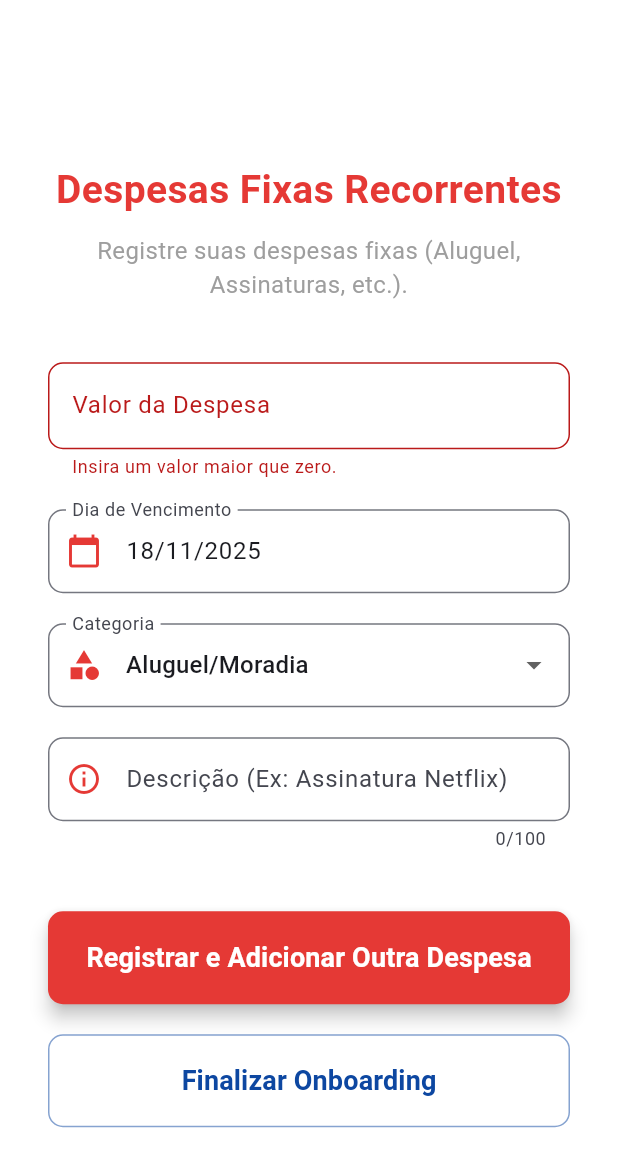
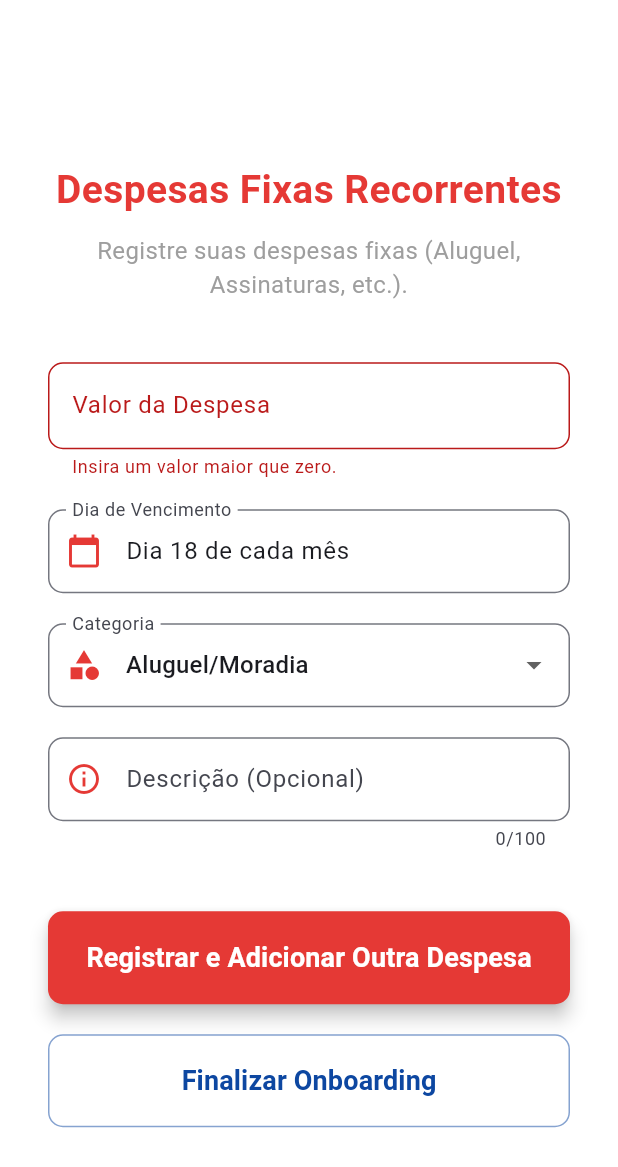
Before and after one commit to ChristianSRocha/horizon_finance, a Flutter app: the DespesasFixasScreen screen opened by its route, after a tap on "Registrar e Adicionar Outra Despesa", on a phone screen of 412 x 824 dp. Shown: the top 1167 px of the screen. Run offline on Flutter 3.47's test engine with Material 3 defaults, Android fonts, the phone set to English and light mode, and no system bars; our stand-ins replace email_validator, fl_chart, flutter_riverpod, freezed_annotation, go_router, supabase_flutter; accounts and stored records are empty.

Commit message:
FEAT: Integrando despesa fixa no onboarding com o backend

```diff
--- a/lib/screens/auth/despesas_fixas_screen.dart
+++ b/lib/screens/auth/despesas_fixas_screen.dart
@@ -24,7 +24,7 @@ class _DespesasFixasScreenState extends ConsumerState<DespesasFixasScreen> {
   final Color _color = const Color(0xFFE53935); // Vermelho para Despesa Fixa
 
   // ESTADOS
-  DateTime _selectedDate = DateTime.now();
+  int _selectedDay = DateTime.now().day; // Armazena apenas o DIA do mês
   int _selectedCategoryId = 6;
   String _selectedCategoryName = 'Aluguel/Moradia';
 
@@ -60,7 +60,6 @@ class _DespesasFixasScreenState extends ConsumerState<DespesasFixasScreen> {
     return double.tryParse(cleanValue) ?? 0.0;
   }
 
-  // CORREÇÃO APLICADA: Função de formatação para remover zeros à esquerda
   String _formatValue(String text) {
     String cleanText = text.replaceAll(RegExp(r'[^\d]'), '');
 
@@ -73,7 +72,7 @@ class _DespesasFixasScreenState extends ConsumerState<DespesasFixasScreen> {
     String integerPart = cleanText.substring(0, cleanText.length - 2);
     String fractionalPart = cleanText.substring(cleanText.length - 2);
 
-    // CORREÇÃO CHAVE: Remove zeros à esquerda (ex: "001" -> "1")
+    // Remove zeros à esquerda (ex: "001" -> "1")
     integerPart = BigInt.parse(integerPart).toString();
 
     if (integerPart.length > 3) {
@@ -91,48 +90,92 @@ class _DespesasFixasScreenState extends ConsumerState<DespesasFixasScreen> {
     if (!_formKey.currentState!.validate()) return;
 
     final valor = _parseValue(_valueController.text);
-    if (valor <= 0) return;
+    if (valor <= 0) {
+      ScaffoldMessenger.of(context).showSnackBar(
+        const SnackBar(
+          content: Text('Insira um valor válido maior que zero.'),
+          backgroundColor: Colors.orange,
+        ),
+      );
+      return;
+    }
 
     setState(() => _isLoading = true);
 
     try {
       final transactionService = ref.read(TransactionServiceProvider);
 
+      // Descrição: usa a digitada ou o nome da categoria
+      final descricao = _descriptionController.text.trim().isEmpty
+          ? _expenseCategories[_selectedCategoryId]!
+          : _descriptionController.text.trim();
+
+      developer.log(
+        'Salvando despesa fixa - Valor: R\$ ${valor.toStringAsFixed(2)}, Dia: $_selectedDay',
+        name: 'DespesasFixasScreen',
+      );
+
       await transactionService.addTransaction(
-        descricao: _descriptionController.text.isEmpty
-            ? 'Despesa Fixa'
-            : _descriptionController.text,
+        descricao: descricao,
         tipo: TransactionType.despesa,
         valor: valor,
         categoriaId: _selectedCategoryId,
         fixedTransaction: true,
-        diaDoMes: _selectedDate.day,
-        data: _selectedDate,
+        diaDoMes: _selectedDay, //
       );
 
       if (mounted) {
+        // Limpa os campos após salvar
         _valueController.clear();
         _descriptionController.clear();
+
+        // Reseta para valores padrão
         setState(() {
           _selectedCategoryName = 'Aluguel/Moradia';
           _selectedCategoryId = 6;
-          _selectedDate = DateTime.now();
+          _selectedDay = DateTime.now().day;
         });
 
         ScaffoldMessenger.of(context).showSnackBar(
           SnackBar(
             content: Text(
-                'Despesa "${_expenseCategories[_selectedCategoryId]}" salva! Adicione outra se necessário.'),
+              'Despesa "$descricao" salva com sucesso! (Dia $_selectedDay)',
+            ),
             backgroundColor: Colors.green,
+            duration: const Duration(seconds: 2),
+          ),
+        );
+      }
+    } on Exception catch (e) {
+      developer.log(
+        'Erro ao salvar despesa fixa: ${e.toString()}',
+        name: 'DespesasFixasScreen',
+        error: e,
+      );
+
+      if (mounted) {
+        ScaffoldMessenger.of(context).showSnackBar(
+          SnackBar(
+            content: Text('Erro ao salvar: ${e.toString()}'),
+            backgroundColor: Colors.red,
+            duration: const Duration(seconds: 3),
           ),
         );
       }
     } catch (e) {
+      developer.log(
+        'Erro inesperado: ${e.toString()}',
+        name: 'DespesasFixasScreen',
+        error: e,
+      );
+
       if (mounted) {
         ScaffoldMessenger.of(context).showSnackBar(
-          SnackBar(
-              content: Text('Erro ao salvar: ${e.toString()}'),
-              backgroundColor: Colors.red),
+          const SnackBar(
+            content: Text('Erro inesperado ao salvar. Tente novamente.'),
+            backgroundColor: Colors.red,
+            duration: Duration(seconds: 3),
+          ),
         );
       }
     } finally {
@@ -142,16 +185,60 @@ class _DespesasFixasScreenState extends ConsumerState<DespesasFixasScreen> {
 
   Future<void> _finishOnboarding() async {
     setState(() => _isLoading = true);
+
     try {
-      // Usa o serviço para marcar que o onboarding foi concluído
+      developer.log(
+        'Finalizando onboarding...',
+        name: 'DespesasFixasScreen',
+      );
+
       await ref.read(authServiceProvider.notifier).concluirOnboarding();
-      if (mounted) context.go('/dashboard');
-    } catch (e) {
+
       if (mounted) {
         ScaffoldMessenger.of(context).showSnackBar(
           const SnackBar(
-              content: Text('Erro ao finalizar Onboarding.'),
-              backgroundColor: Colors.red),
+            content: Text('Onboarding concluído com sucesso!'),
+            backgroundColor: Colors.green,
+            duration: Duration(seconds: 1),
+          ),
+        );
+
+        await Future.delayed(const Duration(milliseconds: 500));
+
+        if (mounted) {
+          context.go('/dashboard');
+        }
+      }
+    } on Exception catch (e) {
+      developer.log(
+        'Erro ao finalizar onboarding: ${e.toString()}',
+        name: 'DespesasFixasScreen',
+        error: e,
+      );
+
+      if (mounted) {
+        ScaffoldMessenger.of(context).showSnackBar(
+          SnackBar(
+            content: Text('Erro ao finalizar: ${e.toString()}'),
+            backgroundColor: Colors.red,
+            duration: const Duration(seconds: 3),
+          ),
+        );
+      }
+    } catch (e) {
+      developer.log(
+        'Erro inesperado ao finalizar: ${e.toString()}',
+        name: 'DespesasFixasScreen',
+        error: e,
+      );
+
+      if (mounted) {
+        ScaffoldMessenger.of(context).showSnackBar(
+          const SnackBar(
+            content: Text('Erro ao finalizar Onboarding. Tente novamente.'),
+            backgroundColor: Colors.red,
+            duration: Duration(seconds: 3),
+          ),
         );
       }
     } finally {
@@ -159,21 +246,38 @@ class _DespesasFixasScreenState extends ConsumerState<DespesasFixasScreen> {
     }
   }
 
-  // --- FUNÇÕES DE DATA E CATEGORIA ---
+  // --- FUNÇÕES DE SELEÇÃO DE DIA ---
 
-  String _formatDate(DateTime date) {
-    return DateFormat('dd/MM/yyyy').format(date);
-  }
+  Future<void> _selectDay(BuildContext context) async {
+    // Mostra um diálogo simples para escolher o dia (1-31)
+    final int? picked = await showDialog<int>(
+      context: context,
+      builder: (BuildContext context) {
+        return SimpleDialog(
+          title: const Text('Selecione o dia do mês'),
+          children: List.generate(31, (index) {
+            final day = index + 1;
+            return SimpleDialogOption(
+              onPressed: () => Navigator.pop(context, day),
+              child: Padding(
+                padding: const EdgeInsets.symmetric(vertical: 8.0),
+                child: Text(
+                  'Dia $day',
+                  style: TextStyle(
+                    fontSize: 16,
+                    fontWeight: day == _selectedDay ? FontWeight.bold : FontWeight.normal,
+                    color: day == _selectedDay ? _color : Colors.black87,
+                  ),
+                ),
+              ),
+            );
+          }),
+        );
+      },
+    );
 
-  Future<void> _selectDate(BuildContext context) async {
-    final DateTime? picked = await showDatePicker(
-      context: context,
-      initialDate: _selectedDate,
-      firstDate: DateTime(2000),
-      lastDate: DateTime(2101),
-    );
-    if (picked != null && picked != _selectedDate) {
-      setState(() => _selectedDate = picked);
+    if (picked != null) {
+      setState(() => _selectedDay = picked);
     }
   }
 
@@ -204,7 +308,8 @@ class _DespesasFixasScreenState extends ConsumerState<DespesasFixasScreen> {
         ),
       ),
       validator: (value) {
-        if (_parseValue(value ?? '') <= 0) {
+        final parsedValue = _parseValue(value ?? '');
+        if (parsedValue <= 0) {
           return 'Insira um valor maior que zero.';
         }
         return null;
@@ -212,10 +317,10 @@ class _DespesasFixasScreenState extends ConsumerState<DespesasFixasScreen> {
     );
   }
 
-  Widget _buildDateField(Color color) {
+  Widget _buildDayField(Color color) {
     return TextFormField(
       readOnly: true,
-      controller: TextEditingController(text: _formatDate(_selectedDate)),
+      controller: TextEditingController(text: 'Dia $_selectedDay de cada mês'),
       decoration: InputDecoration(
         labelText: 'Dia de Vencimento',
         prefixIcon: Icon(Icons.calendar_today, color: color),
@@ -226,7 +331,7 @@ class _DespesasFixasScreenState extends ConsumerState<DespesasFixasScreen> {
           borderSide: BorderSide(color: color, width: 2),
         ),
       ),
-      onTap: () => _selectDate(context),
+      onTap: () => _selectDay(context),
     );
   }
 
@@ -271,7 +376,8 @@ class _DespesasFixasScreenState extends ConsumerState<DespesasFixasScreen> {
       controller: _descriptionController,
       maxLength: 100,
       decoration: InputDecoration(
-        labelText: 'Descrição (Ex: Assinatura Netflix)',
+        labelText: 'Descrição (Opcional)',
+        hintText: 'Ex: Assinatura Netflix',
         prefixIcon: Icon(Icons.info_outline, color: color),
         border: const OutlineInputBorder(
             borderRadius: BorderRadius.all(Radius.circular(10))),
@@ -328,7 +434,7 @@ class _DespesasFixasScreenState extends ConsumerState<DespesasFixasScreen> {
                 _buildValueField(_color),
                 const SizedBox(height: 20),
 
-                _buildDateField(_color),
+                _buildDayField(_color),
                 const SizedBox(height: 20),
 
                 _buildCategoryField(_color),
```
Also changed, not shown: lib/features/transactions/services/transaction_service.dart (+16 -7 lines).
